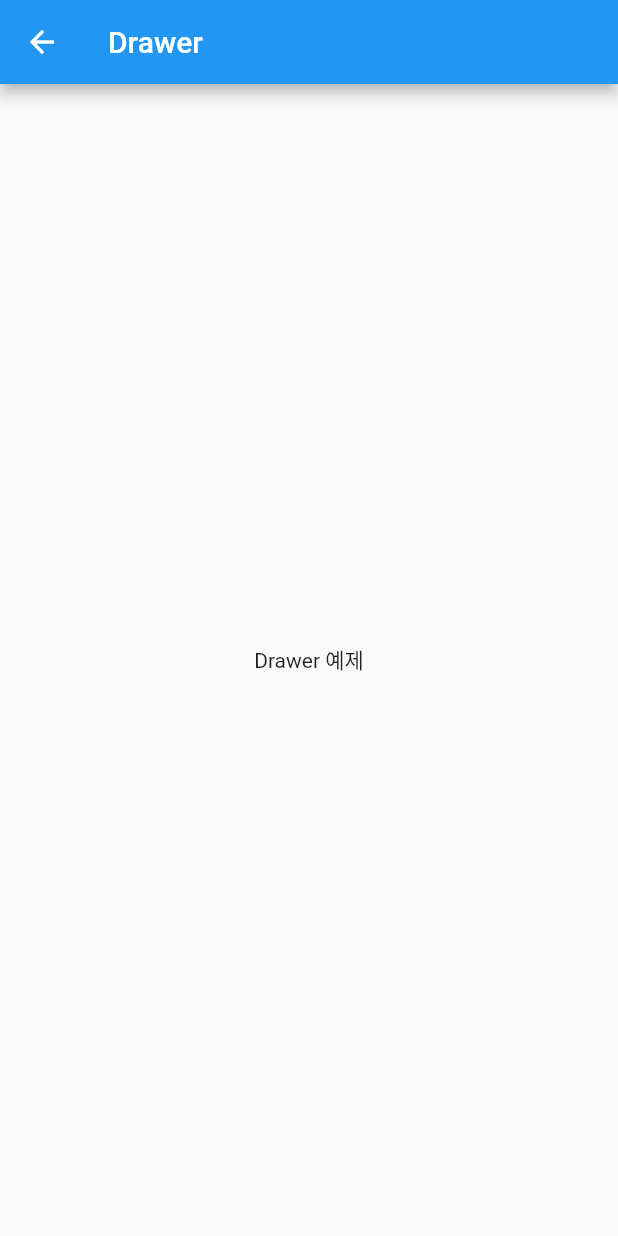
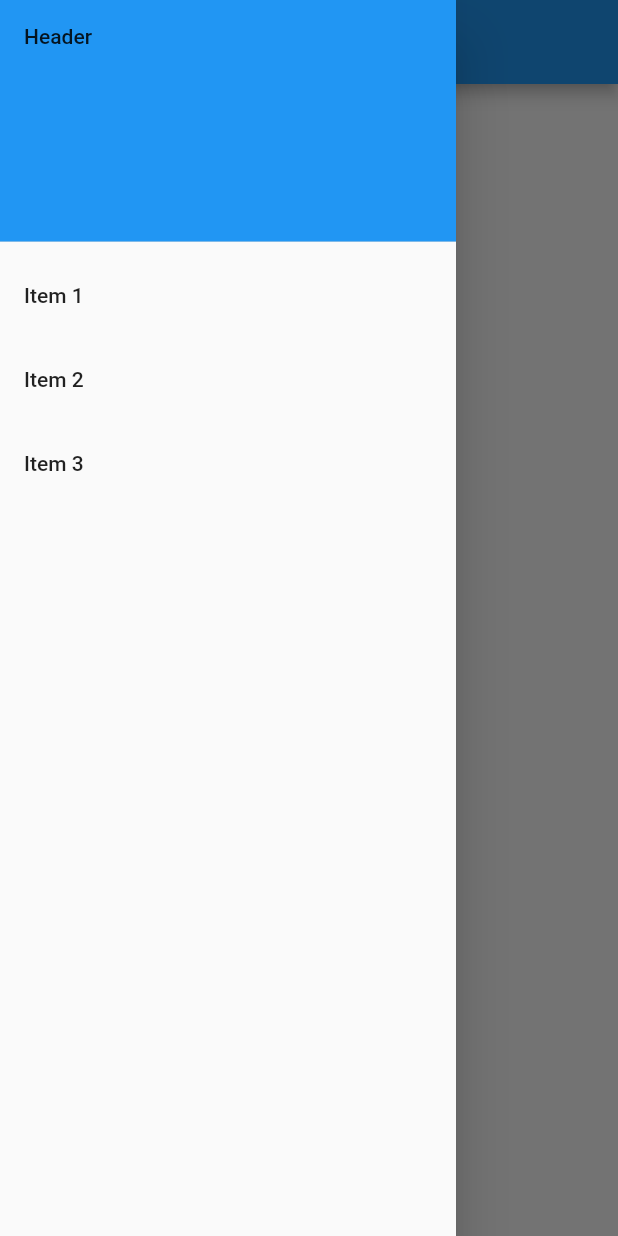
Before and after one commit to freelife1191/flutter_cookbook, a Flutter app: the MyDrawer screen opened directly, with the side drawer open (before the commit the screen has no drawer), on a phone screen of 412 x 824 dp. Run offline on Flutter 3.47's test engine with Material 2 defaults, Android fonts, the phone set to English and light mode, and no system bars.

Commit message:
MyDrawer 구현

```diff
--- a/lib/src/MyDrawer.dart
+++ b/lib/src/MyDrawer.dart
@@ -1,5 +1,8 @@
 import 'package:flutter/material.dart';
 
+/**
+ * 네비게이션 Drawer
+ */
 class MyDrawer extends StatefulWidget {
   @override
   _MyDrawerState createState() => _MyDrawerState();
@@ -9,6 +12,40 @@ class _MyDrawerState extends State<MyDrawer> {
   @override
   Widget build(BuildContext context) {
     return Scaffold(
+      drawer: Drawer(
+        child: ListView(
+          padding: EdgeInsets.zero, //공백을 메꾸기 위해
+          children: <Widget>[
+            DrawerHeader(
+              child: Text('Header'),
+              decoration: BoxDecoration( // DrawerHeader은 color 속성이 없으므로 decoration 으로 색깔을 넣어줌
+                color: Colors.blue
+              ),
+            ),
+            ListTile(
+              title: Text('Item 1'),
+              onTap: () {
+                // 할 일
+                Navigator.pop(context); //네비게이션 닫기
+              },
+            ),
+            ListTile(
+              title: Text('Item 2'),
+              onTap: () {
+                // 할 일
+                Navigator.pop(context); //네비게이션 닫기
+              },
+            ),
+            ListTile(
+              title: Text('Item 3'),
+              onTap: () {
+                // 할 일
+                Navigator.pop(context); //네비게이션 닫기
+              },
+            ),
+          ],
+        ),
+      ),
       appBar: AppBar(
         title: Text('Drawer'),
       ),
```
